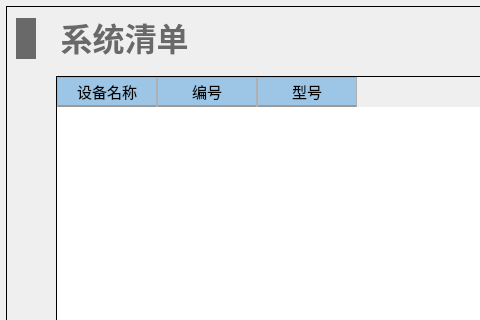
Qt form NoiseCalSoft/roomDefineForm/form_system_list.ui (haobana/NoiCal) before a commit; both pictures show x 0 to 480 and y 0 to 320 of the 1201 by 691 pixel window.
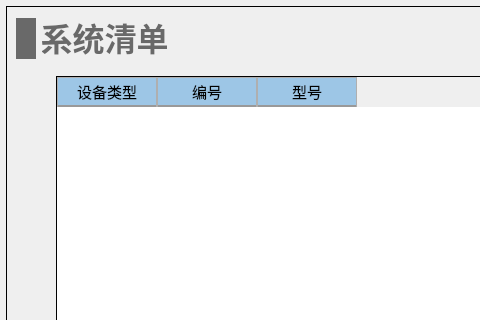
The same form after that commit.

The edit to the form file:
```diff
--- a/NoiseCalSoft/roomDefineForm/form_system_list.ui
+++ b/NoiseCalSoft/roomDefineForm/form_system_list.ui
@@ -33,7 +33,7 @@
      <rect>
       <x>10</x>
       <y>10</y>
-      <width>191</width>
+      <width>151</width>
       <height>45</height>
      </rect>
     </property>
@@ -167,7 +167,7 @@
     </property>
     <column>
      <property name="text">
-      <string>设备名称</string>
+      <string>设备类型</string>
      </property>
     </column>
     <column>
```
